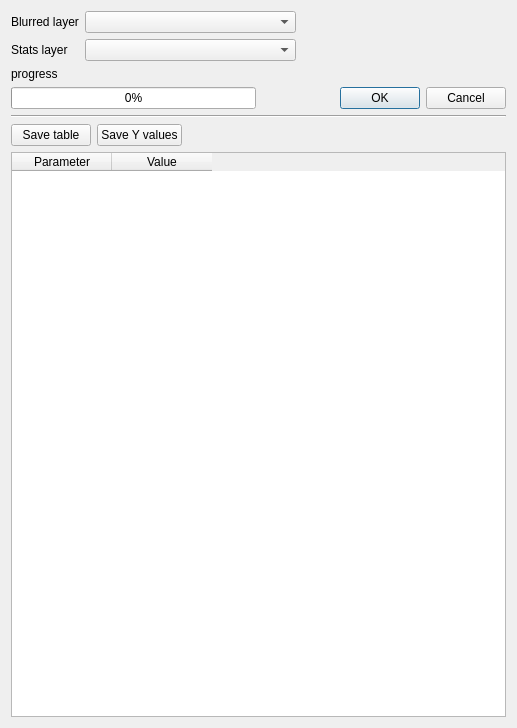
The window that ui/analysis/stats.ui (Gustry/GeoHealth) describes before a commit, drawn with Qt 5.
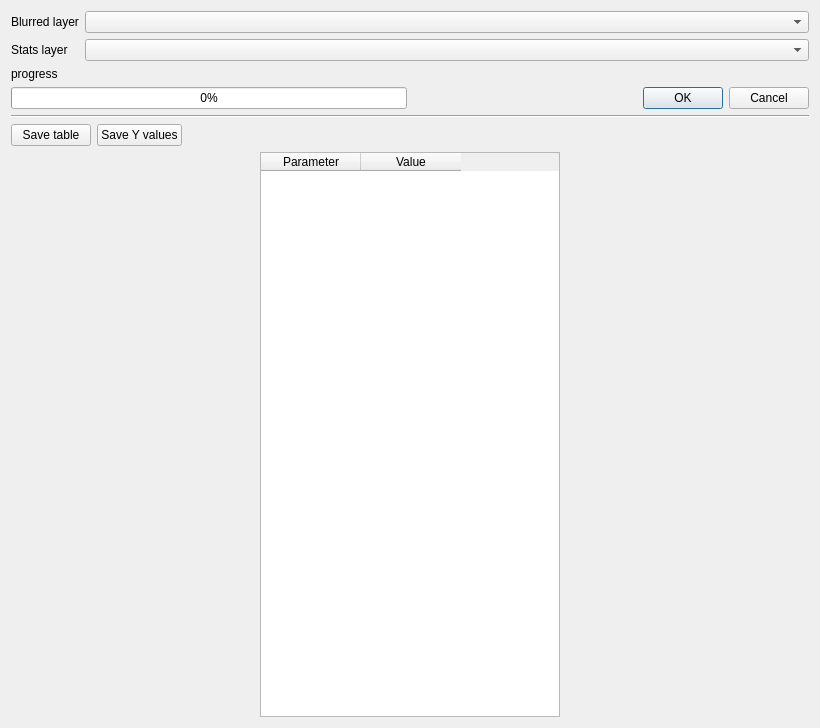
The same window after the commit.

Diff of the .ui file:
```diff
--- a/ui/analysis/stats.ui
+++ b/ui/analysis/stats.ui
@@ -6,7 +6,7 @@
    <rect>
     <x>0</x>
     <y>0</y>
-    <width>517</width>
+    <width>820</width>
     <height>728</height>
    </rect>
   </property>
@@ -41,19 +41,6 @@
          </property>
         </widget>
        </item>
-       <item>
-        <spacer name="horizontalSpacer_2">
-         <property name="orientation">
-          <enum>Qt::Horizontal</enum>
-         </property>
-         <property name="sizeHint" stdset="0">
-          <size>
-           <width>40</width>
-           <height>20</height>
-          </size>
-         </property>
-        </spacer>
-       </item>
       </layout>
      </item>
      <item row="2" column="0">
@@ -78,19 +65,6 @@
          </property>
         </widget>
        </item>
-       <item>
-        <spacer name="horizontalSpacer_3">
-         <property name="orientation">
-          <enum>Qt::Horizontal</enum>
-         </property>
-         <property name="sizeHint" stdset="0">
-          <size>
-           <width>40</width>
-           <height>20</height>
-          </size>
-         </property>
-        </spacer>
-       </item>
       </layout>
      </item>
     </layout>
@@ -171,6 +145,12 @@
          <height>0</height>
         </size>
        </property>
+       <property name="maximumSize">
+        <size>
+         <width>300</width>
+         <height>16777215</height>
+        </size>
+       </property>
        <attribute name="verticalHeaderVisible">
         <bool>false</bool>
        </attribute>
```
Left out of the diff: 2 changed lines with no effect on the pictures.
